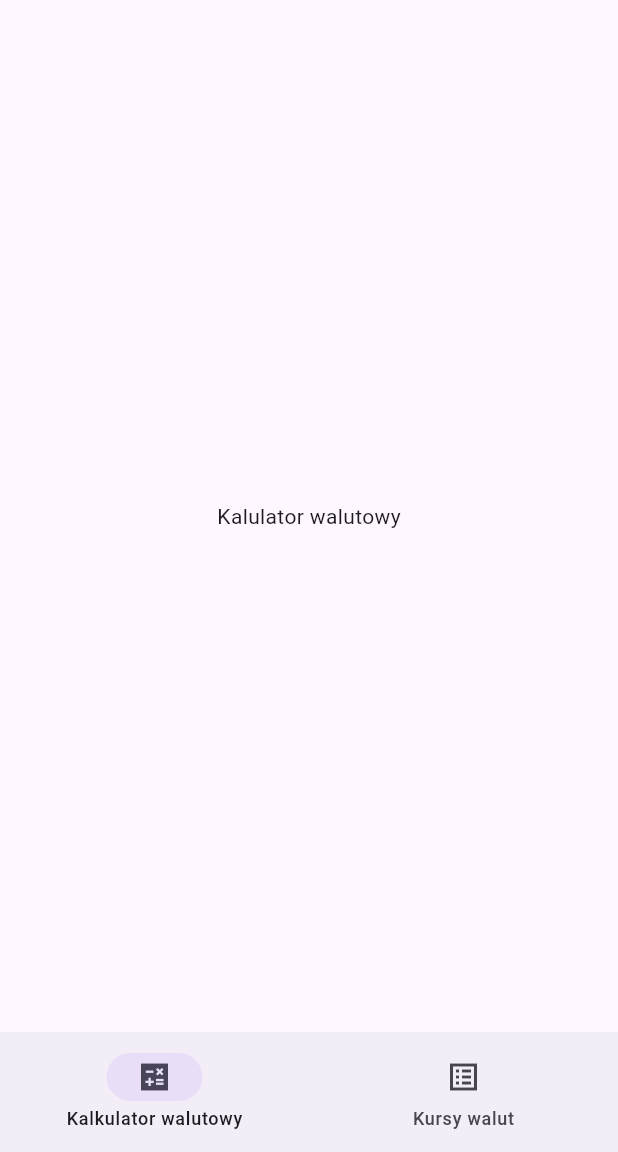
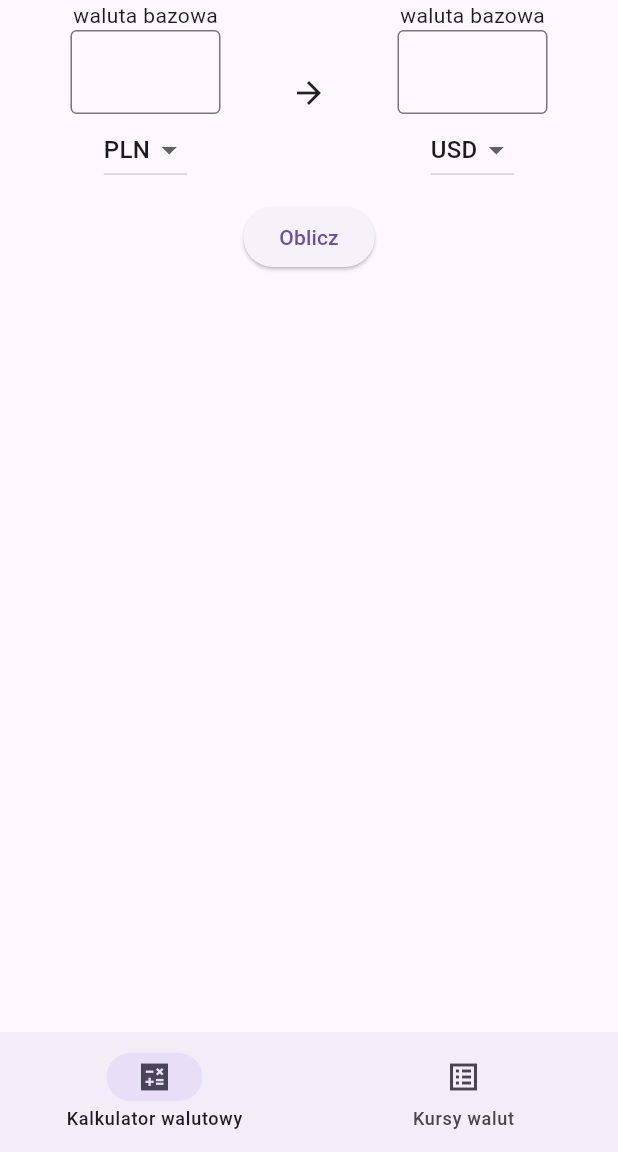
Before and after one commit to pablolambo/CurrencyConverter, a Flutter app: the screen it shows after launch, on a phone screen of 412 x 824 dp, the part 84-1236 px from its top. Run offline on Flutter 3.47's test engine with Material 3 defaults, Android fonts, the phone set to English and light mode, and no system bars.

Commit message:
expand calculator

```diff
--- a/src/currency_converter/lib/calculator.dart
+++ b/src/currency_converter/lib/calculator.dart
@@ -1,4 +1,5 @@
 import 'package:flutter/material.dart';
+import 'exchange_rate_service.dart';
 
 class Calculator extends StatefulWidget {
   const Calculator({super.key});
@@ -8,8 +9,123 @@ class Calculator extends StatefulWidget {
 }
 
 class _Calculator extends State<Calculator> {
+  /* to z api */
+  final List<String> currencies = ['PLN', 'GBP', 'EUR', 'USD'];
+  String selectedBaseCurrency = 'PLN';
+  String selectedTargetCurrency = 'USD';
+  Map<String, double>? exchangeRates;
+  double result = 10;
+  String input = "";
+
+  var txt = TextEditingController();
+
+  void calculateExchangeValue() {
+    double? tmp = double.tryParse(input);
+    if (tmp != null) {
+      result = tmp * getExchangeRate(selectedBaseCurrency, selectedTargetCurrency);
+    }
+    print(result);
+    txt.text = result.toString();
+  }
+
+  @override
+  void initState() {
+    super.initState();
+    fetchRates();
+  }
+
+  Future<void> fetchRates() async {
+    var exchangeRateService = ExchangeRateService();
+    try {
+      final rates =
+          await exchangeRateService.fetchExchangeRates(selectedBaseCurrency);
+      setState(() {
+        exchangeRates = rates.cast<String, double>();
+      });
+    } catch (e) {
+      print('Error fetching rates: $e');
+    }
+  }
+
+  double getExchangeRate(String base, String target) {
+    if (exchangeRates == null || !exchangeRates!.containsKey(target)) {
+      throw Exception('Exchange rate not available');
+    }
+    double baseRate = exchangeRates![base] ?? 1.0;
+    double targetRate = exchangeRates![target]!;
+    return targetRate / baseRate;
+  }
+
   @override
   Widget build(BuildContext context) {
-    return Center(child: Text("Kalulator walutowy"));
+    return Column(children: [
+      Row(mainAxisAlignment: MainAxisAlignment.spaceEvenly, children: [
+        Column(children: [
+          Center(child: Text("waluta bazowa")),
+          SizedBox(
+            width:100 ,
+            child: TextField(
+              decoration: const InputDecoration(
+                border: OutlineInputBorder(),
+                alignLabelWithHint: true,
+              ),
+              onChanged: (String value) {
+                setState(() {
+                  input = value;
+                });
+                print(input);
+              },
+            ),
+          ),
+          DropdownButton<String>(
+            value: selectedBaseCurrency,
+            items: currencies.map((String currency) {
+              return DropdownMenuItem<String>(
+                value: currency,
+                child: Text(currency),
+              );
+            }).toList(),
+            onChanged: (value) {
+              setState(() {
+                selectedBaseCurrency = value!;
+                fetchRates();
+              });
+            },
+          ),
+        ]),
+        Icon(Icons.arrow_forward_outlined),
+        Column(children: [
+          Center(child: Text("waluta bazowa")),
+          SizedBox(
+            width:100 ,
+            child: TextField(
+              controller: txt,
+              decoration: const InputDecoration(
+                border: OutlineInputBorder(),
+                alignLabelWithHint: true,
+              ),
+            ),
+          ),
+          DropdownButton<String>(
+            value: selectedTargetCurrency,
+            items: currencies.map((String currency) {
+              return DropdownMenuItem<String>(
+                value: currency,
+                child: Text(currency),
+              );
+            }).toList(),
+            onChanged: (value) {
+              setState(() {
+                selectedTargetCurrency = value!;
+              });
+            },
+          ),
+        ]),
+      ]),
+      Container(
+          child: ElevatedButton(
+              onPressed: calculateExchangeValue, child: const Text("Oblicz")),
+          margin: EdgeInsets.all(10)),
+    ]);
   }
 }
```
